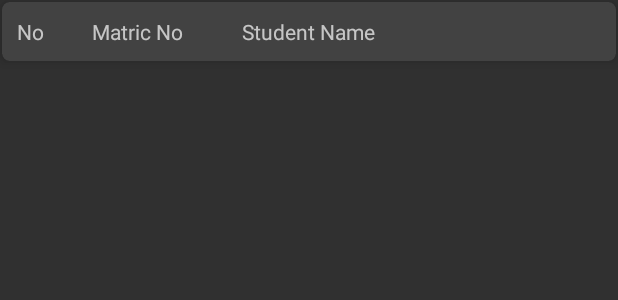
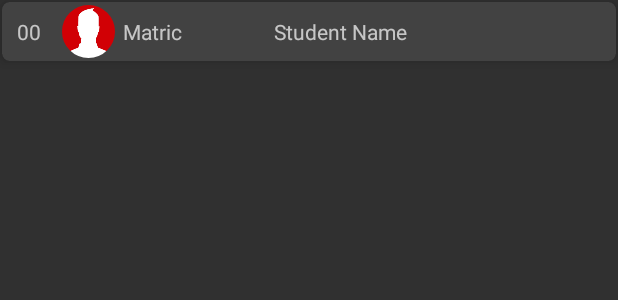
Before and after one commit to Mehedi50200/sams-app, an Android app: the layout item_student.xml on its own in the app's theme, with its tools: preview values and no code run, on a phone screen of 412 x 824 dp. Shown: the top 300 px of the screen. Run offline under Robolectric (Android 15) with nearby library versions, the phone set to English and light mode, and no system bars.

```diff
--- a/app/src/main/java/my/unimas/a50200siswa/studentattendancemonitoringsystem/SignInActivity.java
+++ b/app/src/main/java/my/unimas/a50200siswa/studentattendancemonitoringsystem/SignInActivity.java
@@ -2,8 +2,10 @@ package my.unimas.a50200siswa.studentattendancemonitoringsystem;
 
 import android.app.ActivityOptions;
 import android.content.Intent;
+import android.os.Build;
 import android.os.Bundle;
 import android.support.annotation.NonNull;
+import android.support.annotation.RequiresApi;
 import android.support.v7.app.AppCompatActivity;
 import android.util.Log;
 import android.util.Pair;
@@ -85,6 +87,7 @@ public class SignInActivity extends AppCompatActivity {
         mAuth = FirebaseAuth.getInstance();
 
         btnSignIn.setOnClickListener(new View.OnClickListener() {
+            @RequiresApi(api = Build.VERSION_CODES.LOLLIPOP)
             @Override
             public void onClick(View view) {
                 if( Email.getText().toString().trim().length() == 0 || Password.getText().toString().trim().length() <= 5) {
@@ -101,6 +104,7 @@ public class SignInActivity extends AppCompatActivity {
         });
 
         btnSignUp.setOnClickListener(new View.OnClickListener() {
+            @RequiresApi(api = Build.VERSION_CODES.LOLLIPOP)
             @Override
             public void onClick(View v) {
                 Intent intent = new Intent (SignInActivity.this, SignUpActivity.class);
@@ -122,6 +126,7 @@ public class SignInActivity extends AppCompatActivity {
         });
 
         TVForgotPassword.setOnClickListener(new View.OnClickListener() {
+            @RequiresApi(api = Build.VERSION_CODES.LOLLIPOP)
             @Override
             public void onClick(View view) {
                 Intent intent = new Intent (SignInActivity.this, ForgotPasswordActivity.class);
--- a/app/src/main/res/layout/activity_take_attendance.xml
+++ b/app/src/main/res/layout/activity_take_attendance.xml
@@ -18,8 +18,6 @@
         android:layout_height="530dp"
         android:scaleType="center" />
 
-
-
         <Button
             android:id="@+id/btnprocess"
             style="@style/button_style"
--- a/app/src/main/res/layout/item_student.xml
+++ b/app/src/main/res/layout/item_student.xml
@@ -17,17 +17,28 @@
 
         <TextView
             android:id="@+id/tvstudentserial"
-            android:layout_width="30dp"
+            android:layout_width="20dp"
             android:layout_height="wrap_content"
             android:layout_margin="10dp"
-            android:text="No"/>
+            android:text="00"/>
+
+        <de.hdodenhof.circleimageview.CircleImageView
+            android:id="@+id/studentimage"
+            android:layout_width="35dp"
+            android:layout_height="35dp"
+            android:src="@drawable/profilepic"/>
 
         <TextView
             android:id="@+id/tvstudentmatric"
-            android:layout_width="80dp"
+            android:layout_width="65dp"
             android:layout_height="wrap_content"
-            android:layout_margin="10dp"
-            android:text="Matric No"/>
+            android:layout_margin="5dp"
+            android:text="Matric"/>
+
+        <ImageView
+            android:id="@+id/anotific"
+            android:layout_width="20dp"
+            android:layout_height="20dp" />
 
         <TextView
             android:id="@+id/tvstudentname"
```
Also changed, not shown: app/src/main/java/my/unimas/a50200siswa/studentattendancemonitoringsystem/RecyclerViewAdapterStudent.java (+14 -0 lines), app/src/main/java/my/unimas/a50200siswa/studentattendancemonitoringsystem/StudentProfileActivity.java (+4 -18 lines).
